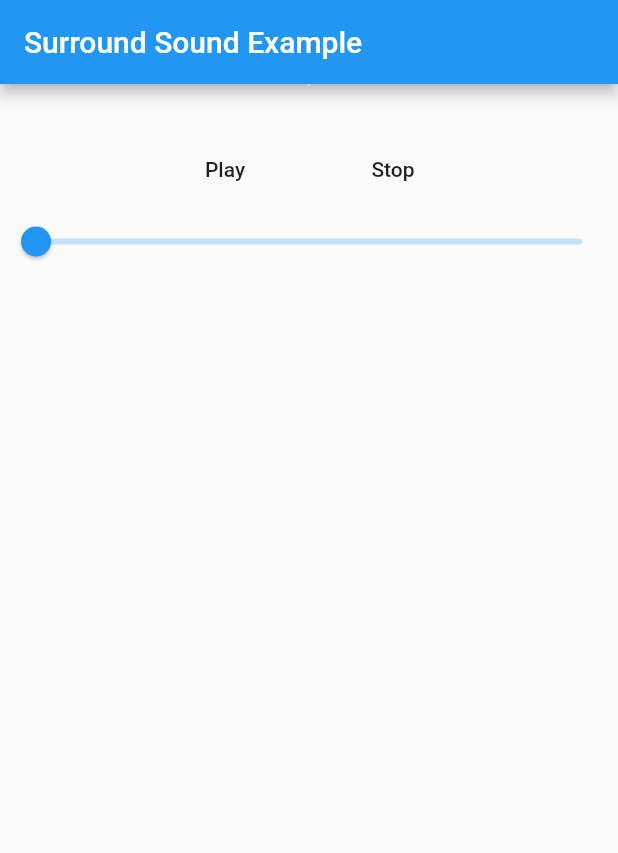
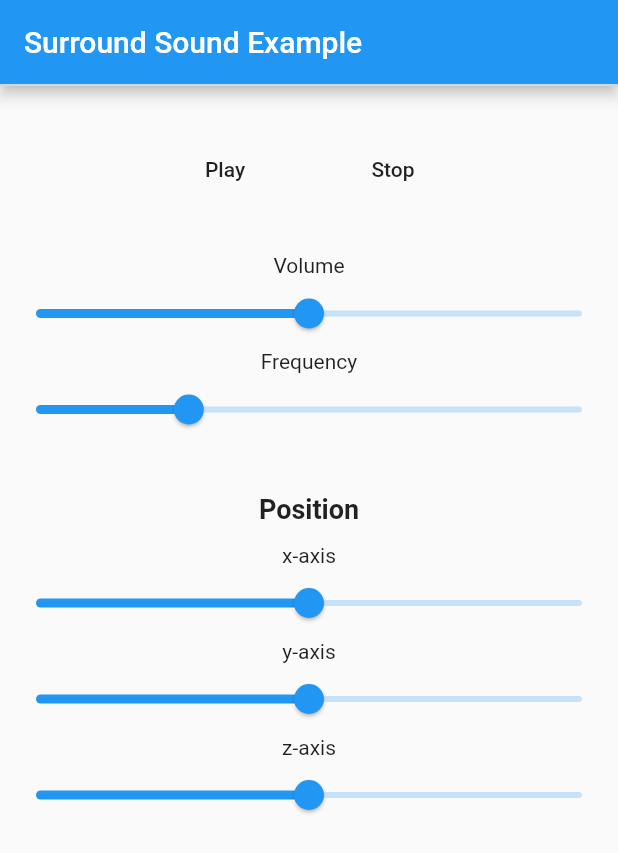
Before and after one commit to fcodelabs/surround_sound, a Flutter app: the screen it shows after launch, on a phone screen of 412 x 824 dp. Shown: the top 853 px of the screen. Run offline on Flutter 3.47's test engine with Material 2 defaults, Android fonts, the phone set to English and light mode, and no system bars; drawn by our look-alikes of webview_flutter; grey boxes are pictures that could not be loaded.

Commit message:
final example

```diff
--- a/example/lib/main.dart
+++ b/example/lib/main.dart
@@ -21,7 +21,6 @@ class HomePage extends StatefulWidget {
 
 class _HomePageState extends State<HomePage> {
   final _controller = SoundController();
-  double val = 256;
 
   @override
   Widget build(BuildContext context) {
@@ -29,7 +28,7 @@ class _HomePageState extends State<HomePage> {
       appBar: AppBar(
         title: Text("Surround Sound Example"),
       ),
-      body: Column(
+      body: ListView(
         children: <Widget>[
           SoundWidget(soundController: _controller),
           SizedBox(height: 32),
@@ -55,15 +54,68 @@ class _HomePageState extends State<HomePage> {
               ),
             ],
           ),
-          Slider(
-            value: val,
-            min: 256,
-            max: 1500,
-            onChanged: (val) {
-              _controller.setFrequency(val);
-              setState(() {
-                this.val = val;
-              });
+          SizedBox(height: 32),
+          ValueListenableBuilder<AudioParam>(
+            valueListenable: _controller,
+            builder: (context, value, _) {
+              return Column(
+                children: <Widget>[
+                  Text("Volume"),
+                  Slider(
+                    value: value.volume,
+                    min: 0,
+                    max: 1,
+                    onChanged: (val) {
+                      _controller.setVolume(val);
+                    },
+                  ),
+                  Text("Frequency"),
+                  Slider(
+                    value: value.freq,
+                    min: 128,
+                    max: 1500,
+                    onChanged: (val) {
+                      _controller.setFrequency(val);
+                    },
+                  ),
+                  SizedBox(height: 32),
+                  Text(
+                    "Position",
+                    style: TextStyle(
+                      fontWeight: FontWeight.w600,
+                      fontSize: 18,
+                    ),
+                  ),
+                  SizedBox(height: 12),
+                  Text("x-axis"),
+                  Slider(
+                    value: value.x,
+                    min: -1,
+                    max: 1,
+                    onChanged: (val) {
+                      _controller.setPosition(val, value.y, value.z);
+                    },
+                  ),
+                  Text("y-axis"),
+                  Slider(
+                    value: value.y,
+                    min: -1,
+                    max: 1,
+                    onChanged: (val) {
+                      _controller.setPosition(value.x, val, value.z);
+                    },
+                  ),
+                  Text("z-axis"),
+                  Slider(
+                    value: value.z,
+                    min: -1,
+                    max: 1,
+                    onChanged: (val) {
+                      _controller.setPosition(value.x, value.y, val);
+                    },
+                  ),
+                ],
+              );
             },
           ),
         ],
--- a/lib/src/audio_param.dart
+++ b/lib/src/audio_param.dart
@@ -16,6 +16,22 @@ class AudioParam {
     this.volume = 0.5,
   });
 
+  AudioParam copyWith({
+    double x,
+    double y,
+    double z,
+    double freq,
+    double volume,
+  }) {
+    return AudioParam(
+      x: x ?? this.x,
+      y: y ?? this.y,
+      z: z ?? this.z,
+      freq: freq ?? this.freq,
+      volume: volume ?? this.volume,
+    );
+  }
+
   @override
   bool operator ==(Object other) =>
       identical(this, other) ||
--- a/lib/src/sound_controller.dart
+++ b/lib/src/sound_controller.dart
@@ -50,6 +50,7 @@ class SoundController extends ValueNotifier<AudioParam> {
     x = x.clamp(-1, 1);
     y = y.clamp(-1, 1);
     z = z.clamp(-1, 1);
+    super.value = super.value.copyWith(x: x, y: y, z: z);
     await _controller.evaluateJavascript('set_panner('
         '${x * 4 + 30}, '
         '${y * 4 + 30}, '
@@ -60,12 +61,14 @@ class SoundController extends ValueNotifier<AudioParam> {
   Future setFrequency(double freq) async {
     await _check();
     freq = freq.clamp(20, 20000);
+    super.value = super.value.copyWith(freq: freq);
     await _controller.evaluateJavascript('set_freq($freq);');
   }
 
   Future setVolume(double vol) async {
     await _check();
     vol = vol.clamp(0, 1);
+    super.value = super.value.copyWith(volume: vol);
     await _controller.evaluateJavascript('set_volume($vol);');
   }
 }
--- a/lib/src/web_html.dart
+++ b/lib/src/web_html.dart
@@ -77,7 +77,7 @@ const html = '''
         _setPanner();
 
         oscillator = audioCtx.createOscillator();
-        oscillator.type = 'sine';
+        oscillator.type = 'square';
         oscillator.frequency.value = freq;
         oscillator.start();
 
```
